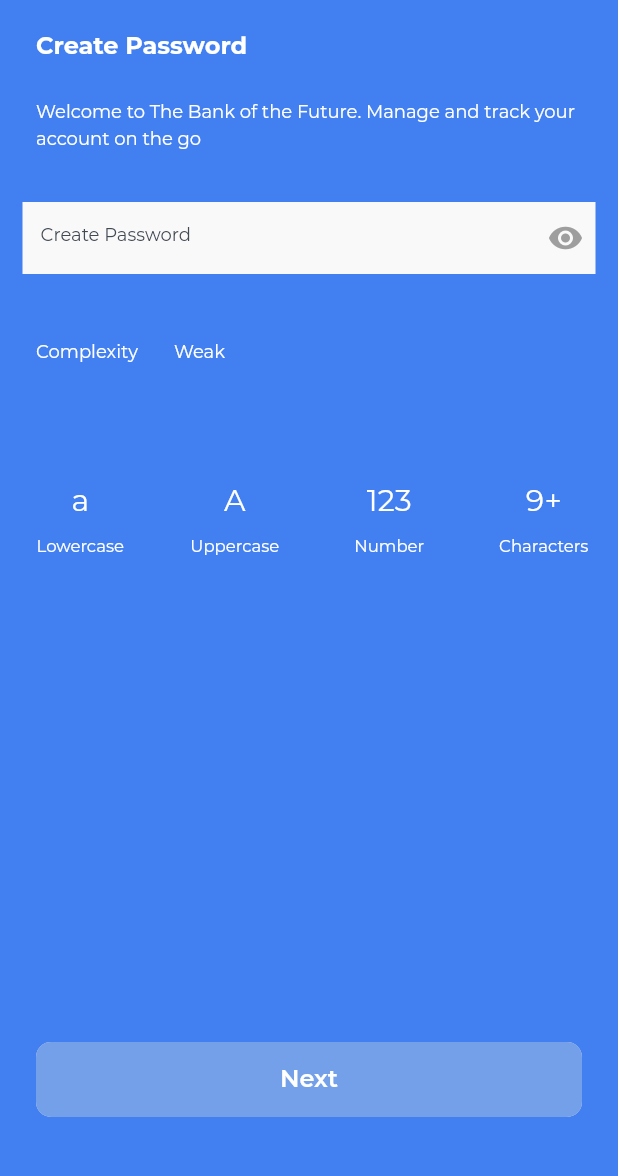
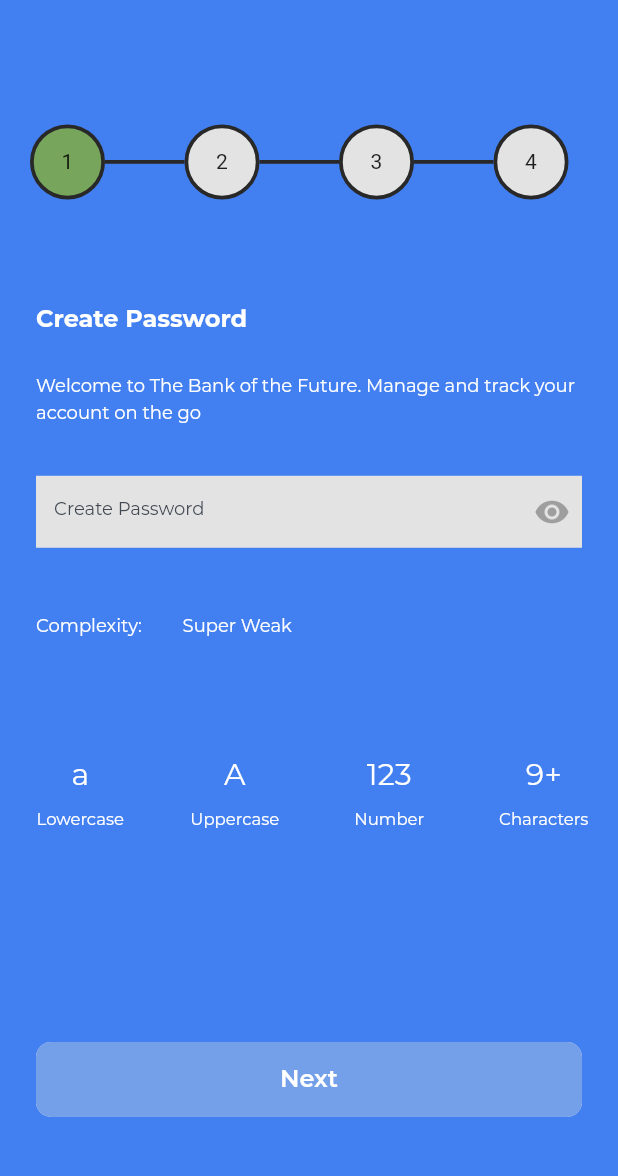
Before and after one commit to NickoPrasetio/ginFinansTest, a Flutter app: the screen it shows after launch, after a tap on "Next", on a phone screen of 412 x 824 dp, the part 59-1235 px from its top. Run offline on Flutter 3.47's test engine with Material 2 defaults, Android fonts, the phone set to English and light mode, and no system bars; our stand-ins replace flutter_bloc, get_it, sprintf; project files that could hold a hidden picture were left out.

Commit message:
Add progress circle bar and etc

```diff
--- a/assets/strings/id.json
+++ b/assets/strings/id.json
@@ -7,7 +7,7 @@
     "textEmail": "Email",
     "textCreatePassword": "Create Password",
     "textCreatePasswordSubtitle": "Password will be used to login to account",
-    "textComplexity": "Complexity",
+    "textComplexity": "Complexity: ",
     "textScheduleVideoTitle": "Schedule Video Call",
     "textScheduleVideoSubtitle": "Choose the date and time that you preferred. We will send a link via email to make a video call on the scheduled date and time",
     "textChooseDate": "- Choose Date -",
@@ -15,9 +15,6 @@
     "textChooseoption": "- Choose Option -",
     "textDate": "Date",
     "textTime": "Time",
-    "textVeryWeak": "Very Weak",
-    "textWeak": "Weak",
-    "textStrong": "Strong",
     "textLowercase": "Lowercase",
     "textUppercase": "Uppercase",
     "textNumber": "Number",
--- a/lib/presentation/passwordPage/bloc/password_page_bloc.dart
+++ b/lib/presentation/passwordPage/bloc/password_page_bloc.dart
@@ -6,20 +6,24 @@ import 'package:ginFinans/util/regex_pattern.dart';
 class PasswordPageBloc extends Bloc<PasswordPageEvent, PasswordPageState> {
   PasswordPageBloc()
       : super(PasswordPageLoaded(
-            isPasswordVisible: false,
-            isConatainChar: false,
-            isContainNumber: false,
-            isContainLowerCase: false,
-            isContainUppercase: false));
+          passwordLevel: '',
+          isPasswordVisible: false,
+          isConatainChar: false,
+          isContainNumber: false,
+          isContainLowerCase: false,
+          isContainUppercase: false,
+        ));
 
   bool _isPasswordVisible,
       _containNumber,
       _containLowerCase,
       _containUpperCase,
       _containChar;
+  int _counterPass;
 
   @override
   Stream<PasswordPageState> mapEventToState(PasswordPageEvent event) async* {
+    _counterPass = 0;
     if (event is PasswordPageInit) {
       _isPasswordVisible = false;
       _containNumber = false;
@@ -37,24 +41,52 @@ class PasswordPageBloc extends Bloc<PasswordPageEvent, PasswordPageState> {
     yield updateUiStatus();
   }
 
+  String calcPassWeakness() {
+    if (_counterPass < 2) {
+      return 'Super Weak';
+    } else if (_counterPass <= 3) {
+      return 'Weak';
+    } else if (_counterPass >= 4) {
+      return 'Strong';
+    }
+    return '';
+  }
+
   bool isContainNumber(String value) {
-    return RegExp(RegexPattern.regexNumber).hasMatch(value);
+    final bool isTrue = RegExp(RegexPattern.regexNumber).hasMatch(value);
+    if (isTrue) {
+      _counterPass += 1;
+    }
+    return isTrue;
   }
 
   bool isContainLowerCase(String value) {
-    return RegExp(RegexPattern.regexLowerCase).hasMatch(value);
+    final bool isTrue = RegExp(RegexPattern.regexLowerCase).hasMatch(value);
+    if (isTrue) {
+      _counterPass += 1;
+    }
+    return isTrue;
   }
 
   bool isContainUpperCase(String value) {
-    return RegExp(RegexPattern.regexUpperCase).hasMatch(value);
+    final bool isTrue = RegExp(RegexPattern.regexUpperCase).hasMatch(value);
+    if (isTrue) {
+      _counterPass += 1;
+    }
+    return isTrue;
   }
 
   bool isContainChar(String value) {
-    return RegExp(RegexPattern.regexSpecialChar).hasMatch(value);
+    final bool isTrue = RegExp(RegexPattern.regexSpecialChar).hasMatch(value);
+    if (isTrue) {
+      _counterPass += 1;
+    }
+    return isTrue;
   }
 
   PasswordPageLoaded updateUiStatus() {
     return PasswordPageLoaded(
+        passwordLevel: calcPassWeakness(),
         isPasswordVisible: _isPasswordVisible,
         isConatainChar: _containChar,
         isContainNumber: _containNumber,
--- a/lib/presentation/passwordPage/bloc/password_pahe_state.dart
+++ b/lib/presentation/passwordPage/bloc/password_pahe_state.dart
@@ -1,13 +1,15 @@
 abstract class PasswordPageState {}
 
 class PasswordPageLoaded extends PasswordPageState {
+  final String passwordLevel;
   final bool isPasswordVisible;
   final bool isContainNumber;
   final bool isContainLowerCase;
   final bool isContainUppercase;
   final bool isConatainChar;
   PasswordPageLoaded(
-      {this.isPasswordVisible,
+      {this.passwordLevel,
+      this.isPasswordVisible,
       this.isContainNumber,
       this.isContainLowerCase,
       this.isContainUppercase,
--- a/lib/presentation/passwordPage/password_page.dart
+++ b/lib/presentation/passwordPage/password_page.dart
@@ -5,6 +5,7 @@ import 'package:ginFinans/presentation/passwordPage/bloc/password_page_bloc.dart
 import 'package:ginFinans/presentation/passwordPage/bloc/password_page_event.dart';
 import 'package:ginFinans/presentation/passwordPage/bloc/password_pahe_state.dart';
 import 'package:ginFinans/presentation/passwordPage/style/password_page_style.dart';
+import 'package:ginFinans/reusableUi/circle_progress.dart';
 import 'package:ginFinans/reusableUi/reusable_button.dart';
 import 'package:ginFinans/reusableUi/reusable_textfield.dart';
 import 'package:ginFinans/reusableUi/reusable_textview.dart';
@@ -47,7 +48,6 @@ class _PasswordPageWidgetState extends State<PasswordPageWidget> {
   @override
   void initState() {
     super.initState();
-    _passwordLevel = '';
     _passwordPageBloc = BlocProvider.of<PasswordPageBloc>(context);
     _passwordController =
         TextInputController((value) => _passwordChanged(value))
@@ -71,6 +71,7 @@ class _PasswordPageWidgetState extends State<PasswordPageWidget> {
               child: Column(
                   crossAxisAlignment: CrossAxisAlignment.start,
                   children: <Widget>[
+                    CircleProgress(total: 4, step: 1),
                     ReusableTextView(
                       text: I18n.getText(context, 'textCreatePassword'),
                       style: _passwordPageStyle.passwordTitleTextStyle,
@@ -95,7 +96,7 @@ class _PasswordPageWidgetState extends State<PasswordPageWidget> {
                         style: _passwordPageStyle.complexityTitleTextStyle,
                       ),
                       ReusableTextView(
-                        text: 'Weak',
+                        text: _passwordLevel,
                         style: _passwordPageStyle.complexityTitleTextStyle,
                       ),
                     ]),
@@ -118,6 +119,7 @@ class _PasswordPageWidgetState extends State<PasswordPageWidget> {
   void _mapState(PasswordPageState state) {
     if (state is PasswordPageLoaded) {
       _setComplexityPassword(state);
+      _passwordLevel = state.passwordLevel;
       _isVisible = state.isPasswordVisible;
     }
   }
--- a/lib/presentation/passwordPage/style/password_page_style.dart
+++ b/lib/presentation/passwordPage/style/password_page_style.dart
@@ -10,7 +10,7 @@ class PasswordPageStyle {
     ...ReusableTextFieldStyle.textFieldStyle,
     'keyboardType': TextInputType.emailAddress,
     'inputFormat': null,
-    'margin': Space(left: 15, right: 15),
+    'margin': Space(left: 24, right: 24),
   };
 
     var complexityTitleTextStyle = {
--- a/lib/presentation/personailInfoPage/personal_page.dart
+++ b/lib/presentation/personailInfoPage/personal_page.dart
@@ -5,6 +5,7 @@ import 'package:ginFinans/presentation/personailInfoPage/bloc/personal_page_bloc
 import 'package:ginFinans/presentation/personailInfoPage/bloc/personal_page_event.dart';
 import 'package:ginFinans/presentation/personailInfoPage/bloc/personal_page_state.dart';
 import 'package:ginFinans/presentation/personailInfoPage/style/personal_page_style.dart';
+import 'package:ginFinans/reusableUi/circle_progress.dart';
 import 'package:ginFinans/reusableUi/reusable_button.dart';
 import 'package:ginFinans/reusableUi/reusable_dropdown.dart';
 import 'package:ginFinans/reusableUi/reusable_textview.dart';
@@ -58,6 +59,7 @@ class _PersonalPageWidgetState extends State<PersonalPageWidget> {
               child: Column(
                   crossAxisAlignment: CrossAxisAlignment.start,
                   children: <Widget>[
+                    CircleProgress(total: 4, step: 2),
                     ReusableTextView(
                       text: I18n.getText(context, 'textPersonalInfoTitle'),
                       style: _personalPageStyle.personalInfoTitleTextStyle,
--- a/lib/presentation/welcomePage/style/welcome_page_style.dart
+++ b/lib/presentation/welcomePage/style/welcome_page_style.dart
@@ -10,7 +10,7 @@ class WelcomePageStyle {
     ...ReusableTextFieldStyle.textFieldStyle,
     'keyboardType': TextInputType.emailAddress,
     'inputFormat': null,
-    'margin': Space(left: 24, right: 24),
+    'margin': Space(left: 16, right: 16),
   };
 
   var welcomeSubtitleTextStyle = {
--- a/lib/presentation/welcomePage/welcome_page.dart
+++ b/lib/presentation/welcomePage/welcome_page.dart
@@ -5,6 +5,7 @@ import 'package:ginFinans/presentation/welcomePage/bloc/welcome_page_bloc.dart';
 import 'package:ginFinans/presentation/welcomePage/bloc/welcome_page_event.dart';
 import 'package:ginFinans/presentation/welcomePage/style/welcome_page_style.dart';
 import 'package:ginFinans/reusableUi/base_style.dart';
+import 'package:ginFinans/reusableUi/circle_progress.dart';
 import 'package:ginFinans/reusableUi/reusable_button.dart';
 import 'package:ginFinans/reusableUi/reusable_textfield.dart';
 import 'package:ginFinans/reusableUi/reusable_textview.dart';
@@ -20,7 +21,7 @@ class WelcomePage extends StatelessWidget {
   @override
   Widget build(BuildContext context) {
     return Scaffold(
-      appBar: AppBar(),
+      appBar: AppBar(backgroundColor: Palette.softGrey),
       resizeToAvoidBottomPadding: false,
       body: BlocProvider(
         create: (context) =>
@@ -63,10 +64,52 @@ class _WelcomePageWidgetState extends State<WelcomePageWidget> {
         cubit: _welcomePageBloc,
         builder: (BuildContext context, WelcomePageState state) {
           _mapState(state);
-          return Column(
+          return Container(
+              color: Palette.softGrey,
+              child: Column(
                   crossAxisAlignment: CrossAxisAlignment.start,
-            mainAxisSize: MainAxisSize.max, children: <Widget>[
+                  mainAxisSize: MainAxisSize.max,
+                  children: <Widget>[
+                    CircleProgress(total: 4, step: 0),
+                    _welcomeTitleWidget(),
+                    ReusableTextView(
+                      text: I18n.getText(context, 'textWelcomeSubtitle'),
+                      style: _welcomePageStyle.welcomeSubtitleTextStyle,
+                    ),
                     Container(
+                        margin: const EdgeInsets.only(
+                            left: 24, right: 24, top: 50, bottom: 50),
+                        padding: const EdgeInsets.only(top: 30),
+                        decoration: BoxDecoration(
+                            color: Palette.white,
+                            borderRadius:
+                                const BorderRadius.all(Radius.circular(5.0))),
+                        child: ReusableTextField(
+                          textChangeHandler: _emailController,
+                          hintText: I18n.getText(context, 'textEmail'),
+                          prefixIcon: Icon(Icons.email, color: Colors.grey),
+                          obscureText: false,
+                          style: _welcomePageStyle.emailStyle,
+                          isValid: _isValidEmail,
+                          errorText: 'Please enter a valid Email',
+                        )),
+                    Expanded(
+                        child: Align(
+                            alignment: Alignment.bottomCenter,
+                            child: ReusableButton(
+                              text: I18n.getText(context, 'textNext'),
+                              style: _welcomePageStyle.submitEmailButtonStyle,
+                              pressHandler: () {
+                                Navigator.push(
+                                    context, passwordPageRoute(context));
+                              },
+                            )))
+                  ]));
+        });
+  }
+
+  Widget _welcomeTitleWidget() {
+    return Container(
         width: 250,
         margin: EdgeInsets.only(left: 24, right: 24),
         child: RichText(
@@ -92,32 +135,7 @@ class _WelcomePageWidgetState extends State<WelcomePageWidget> {
                   )),
             ],
           ),
-                )),
-            ReusableTextView(
-              text: I18n.getText(context, 'textWelcomeSubtitle'),
-              style: _welcomePageStyle.welcomeSubtitleTextStyle,
-            ),
-            ReusableTextField(
-              textChangeHandler: _emailController,
-              hintText: I18n.getText(context, 'textEmail'),
-              prefixIcon: Icon(Icons.email, color: Colors.grey),
-              obscureText: false,
-              style: _welcomePageStyle.emailStyle,
-              isValid: _isValidEmail,
-              errorText: 'Please enter a valid Email',
-            ),
-            Expanded(
-                child: Align(
-                    alignment: Alignment.bottomCenter,
-                    child: ReusableButton(
-                      text: I18n.getText(context, 'textNext'),
-                      style: _welcomePageStyle.submitEmailButtonStyle,
-                      pressHandler: () {
-                        Navigator.push(context, passwordPageRoute(context));
-                      },
-                    )))
-          ]);
-        });
+        ));
   }
 
   void _emailChanged(String email) {
--- /dev/null
+++ b/lib/reusableUi/circle_progress.dart
@@ -0,0 +1,56 @@
+import 'package:flutter/material.dart';
+import 'package:ginFinans/util/palette.dart';
+
+class CircleProgress extends StatelessWidget {
+  final int total;
+  final int step;
+  const CircleProgress({this.total, this.step});
+
+  @override
+  Widget build(BuildContext context) {
+    final double lineWidth = _calculateWidthBasedOnTotal(context, total);
+    return Expanded(
+        child: Padding(
+            padding: const EdgeInsets.only(left: 20, right: 20),
+            child: ListView.builder(
+                scrollDirection: Axis.horizontal,
+                shrinkWrap: true,
+                itemCount: total,
+                itemBuilder: (BuildContext context, int index) {
+                  Color circleColor = Palette.softGrey;
+                  if (index < step) {
+                    circleColor = Palette.stepGreen;
+                  }
+                  return Row(children: <Widget>[
+                    Container(
+                      height: 50,
+                      width: 50,
+                      decoration: BoxDecoration(
+                        color: circleColor,
+                        shape: BoxShape.circle,
+                        border: Border.all(
+                          color: Palette.black,
+                          width: 2.5,
+                        ),
+                      ),
+                      child: Center(
+                        child: Text((index + 1).toString()),
+                      ),
+                    ),
+                    if (!(index == total - 1))
+                      Padding(
+                          padding: EdgeInsets.symmetric(horizontal: 0.0),
+                          child: Container(
+                              height: 2.5,
+                              width: lineWidth,
+                              color: Palette.black))
+                  ]);
+                })));
+  }
+
+  double _calculateWidthBasedOnTotal(context, int total) {
+    final double screenWidth = MediaQuery.of(context).size.width;
+    final double lineWidth = ((screenWidth - 40) / total) - 40;
+    return lineWidth;
+  }
+}
--- a/lib/reusableUi/reusable_button.dart
+++ b/lib/reusableUi/reusable_button.dart
@@ -12,7 +12,6 @@ class ReusableButton extends StatelessWidget {
   }) {
     _size = style['size'];
     _color = isEnabled ? style['color'] : Palette.lightSkyBlue;
-    _secondaryColor = isEnabled ? style['secondaryColor'] : null;
     _borderRadiusRectangle = style['borderRadiusRectangle'];
     _fontColor = isEnabled ? style['fontColor'] : Palette.black;
     _borderColor = style['borderColor'];
@@ -20,22 +19,16 @@ class ReusableButton extends StatelessWidget {
     _fontStyle = style['fontStyle'];
     _contAlignment = style['contAlignment'];
     _margin = style['margin'];
-    _endIcon = style['endIcon'];
-    _startIcon = style['startIcon'];
-    _iconSize = style['iconSize'];
-    _isStartCircle = style['isStartCircle'];
   }
 
   final Function pressHandler;
   final String text;
   final bool isEnabled;
-  bool _isStartCircle;
-  String _endIcon, _startIcon;
-  Size _size, _iconSize;
+  Size _size;
   Space _margin;
   FontStyle _fontStyle;
   Alignment _contAlignment;
-  Color _fontColor, _color, _secondaryColor, _borderColor;
+  Color _fontColor, _color, _borderColor;
   double _borderWidth;
   num _borderRadiusRectangle;
 
@@ -76,16 +69,11 @@ class ReusableButton extends StatelessWidget {
               alignment: _contAlignment,
               child: Container(
                 child: Row(
-                  mainAxisAlignment: _endIcon == null
-                      ? MainAxisAlignment.center
-                      : MainAxisAlignment.spaceBetween,
+                  mainAxisAlignment: MainAxisAlignment.center,
                   children: <Widget>[
                     Expanded(
                       child: Container(
-                        margin:
-                            const EdgeInsets.only(
-                              right: 15, left: 15
-                            ),
+                        margin: const EdgeInsets.only(right: 15, left: 15),
                         child: Text(
                           text,
                           textAlign: TextAlign.center,
@@ -96,15 +84,6 @@ class ReusableButton extends StatelessWidget {
                         ),
                       ),
                     ),
-                    if (_endIcon != null)
-                      Container(
-                        margin: const EdgeInsets.only(right: 15),
-                        child: Image.asset(
-                          _endIcon,
-                          width: _iconSize.width.toDouble(),
-                          height: _iconSize.height.toDouble(),
-                        ),
-                      )
                   ],
                 ),
               ),
--- a/lib/reusableUi/reusable_dropdown.dart
+++ b/lib/reusableUi/reusable_dropdown.dart
@@ -3,7 +3,6 @@ import 'package:flutter/material.dart';
 import 'package:ginFinans/reusableUi/base_style.dart';
 import 'package:ginFinans/reusableUi/reusable_dropdown_style.dart';
 import 'package:ginFinans/reusableUi/reusable_textview.dart';
-import 'package:ginFinans/util/date_parser.dart';
 import 'package:ginFinans/util/palette.dart';
 
 // ignore: must_be_immutable
--- a/lib/util/back_button_delegate.dart
+++ b/lib/util/back_button_delegate.dart
@@ -2,6 +2,7 @@ import 'package:flutter/foundation.dart';
 import 'package:flutter/material.dart';
 import 'package:intl/intl.dart' as intl;
 import 'package:flutter_localizations/flutter_localizations.dart';
+// ignore: implementation_imports
 import 'package:flutter_localizations/src/utils/date_localizations.dart'
     as util;
 
--- a/lib/util/palette.dart
+++ b/lib/util/palette.dart
@@ -3,11 +3,12 @@ import 'package:flutter/material.dart';
 class Palette {
   static Color skyBlue = const Color(0xFF427FF0);
   static Color lightSkyBlue = const Color(0xFF74A0E9);
-  static Color softGrey = const Color(0xFFF9F9F9);
+  static Color softGrey = const Color(0xFFE3E3E3);
   static Color goldYellow = const Color(0xFFDDB362);
   static Color black = const Color(0xFF282828);
   static Color white = const Color(0xFFFFFFFF);
   static Color checklistGreen = const Color(0xFF97CD58);
+  static Color stepGreen = const Color(0xFF77A55B);
   static Color hardGray = const Color(0xFF424953);
   static Color blue = const Color(0xFF416ED1);
   static Color purpleBlue = const Color(0xFF5533e3);
```
Also changed, not shown: lib/presentation/schedulePage/schedule_page.dart (+5 -3 lines), lib/reusableUi/reusable_datepicker.dart (+0 -37 lines). Lines whose indentation alone changed are shown as unchanged.
